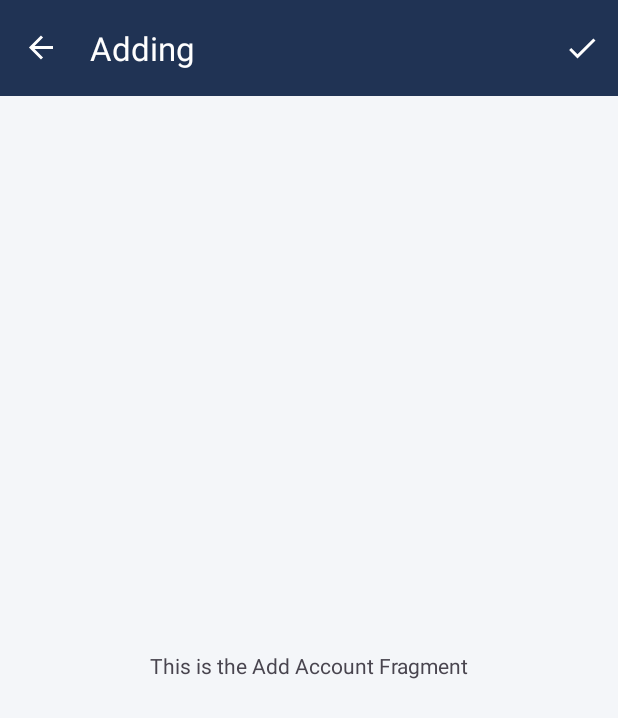
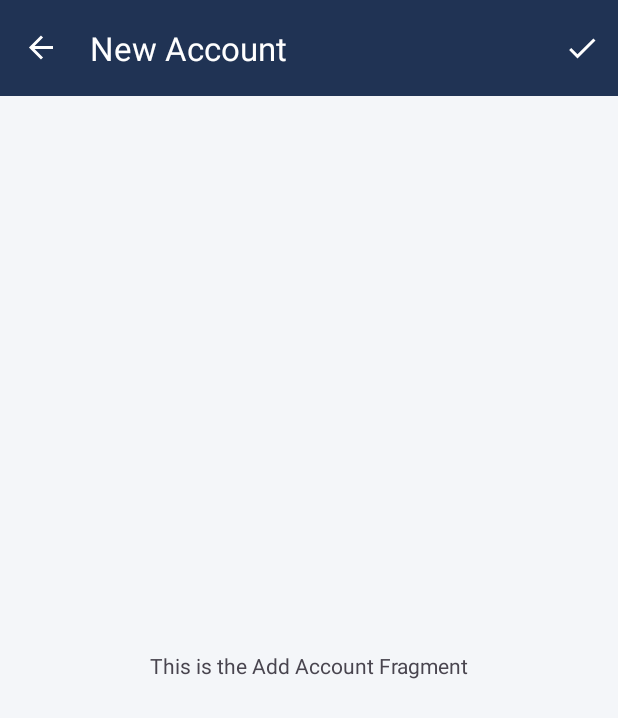
Before and after one commit to jxareas/Xpensor, an Android app: the AddAccountFragment screen opened through its navigation route, on a phone screen of 412 x 824 dp. Shown: the top 718 px of the screen. Run offline under Robolectric (Android 15) with nearby library versions, the phone set to English and light mode, and no system bars; our stand-ins replace Dagger/Hilt's generated code, Room's generated code, navigation-ui.

Commit message:
Refactor Accounts Menu

```diff
--- a/app/src/main/java/com/jxareas/xpensor/ui/accounts/AccountsFragment.kt
+++ b/app/src/main/java/com/jxareas/xpensor/ui/accounts/AccountsFragment.kt
@@ -2,22 +2,18 @@ package com.jxareas.xpensor.ui.accounts
 
 import android.os.Bundle
 import android.view.LayoutInflater
-import android.view.Menu
-import android.view.MenuInflater
-import android.view.MenuItem
 import android.view.View
 import android.view.ViewGroup
 import androidx.core.view.MenuHost
-import androidx.core.view.MenuProvider
 import androidx.fragment.app.Fragment
 import androidx.fragment.app.viewModels
 import androidx.lifecycle.Lifecycle
 import androidx.lifecycle.lifecycleScope
 import androidx.navigation.fragment.findNavController
-import com.jxareas.xpensor.R
 import com.jxareas.xpensor.databinding.FragmentAccountsBinding
 import com.jxareas.xpensor.ui.accounts.adapter.AccountsListAdapter
 import com.jxareas.xpensor.ui.accounts.events.AccountEvent
+import com.jxareas.xpensor.ui.menu.AddAccountMenu
 import dagger.hilt.android.AndroidEntryPoint
 import kotlinx.coroutines.flow.collectLatest
 import javax.inject.Inject
@@ -30,20 +26,6 @@ class AccountsFragment : Fragment() {
         get() = _binding!!
 
     private val viewModel: AccountsViewModel by viewModels()
-
-    private val accountsMenu = object : MenuProvider {
-        override fun onCreateMenu(menu: Menu, menuInflater: MenuInflater) =
-            menuInflater.inflate(R.menu.accounts_menu, menu)
-
-        override fun onMenuItemSelected(menuItem: MenuItem): Boolean =
-            when (menuItem.itemId) {
-                R.id.add_new_account -> {
-                    viewModel.onAddNewAccountButtonClick()
-                    true
-                }
-                else -> false
-            }
-    }
 
 
     @Inject
@@ -85,7 +67,9 @@ class AccountsFragment : Fragment() {
 
     private fun setupMenu() {
         val menuHost: MenuHost = requireActivity()
-        menuHost.addMenuProvider(accountsMenu, viewLifecycleOwner, Lifecycle.State.RESUMED)
+        menuHost.addMenuProvider(AddAccountMenu {
+            viewModel.onAddNewAccountButtonClick()
+        }, viewLifecycleOwner, Lifecycle.State.STARTED)
     }
 
 
--- /dev/null
+++ b/app/src/main/java/com/jxareas/xpensor/ui/menu/AddAccountMenu.kt
@@ -0,0 +1,22 @@
+package com.jxareas.xpensor.ui.menu
+
+import android.view.Menu
+import android.view.MenuInflater
+import android.view.MenuItem
+import androidx.core.view.MenuProvider
+import com.jxareas.xpensor.R
+
+
+class AddAccountMenu(private val onItemClicked: OnToolbarMenuItemClick) : MenuProvider {
+    override fun onCreateMenu(menu: Menu, menuInflater: MenuInflater) =
+        menuInflater.inflate(R.menu.accounts_menu, menu)
+
+    override fun onMenuItemSelected(menuItem: MenuItem): Boolean =
+        when (menuItem.itemId) {
+            R.id.add_new_account -> {
+                onItemClicked()
+                true
+            }
+            else -> false
+        }
+}
--- a/app/src/main/res/navigation/nav_graph.xml
+++ b/app/src/main/res/navigation/nav_graph.xml
@@ -43,7 +43,7 @@
     <fragment
         android:id="@+id/addAccountFragment"
         android:name="com.jxareas.xpensor.ui.accounts.actions.add.AddAccountFragment"
-        android:label="@string/adding"
+        android:label="@string/new_account"
         tools:layout="@layout/fragment_add_account" >
         <action
             android:id="@+id/action_account_add_fragment_to_accounts_fragment"
--- a/app/src/main/res/values/strings.xml
+++ b/app/src/main/res/values/strings.xml
@@ -39,4 +39,6 @@
     <string name="add">"Add "</string>
     <string name="apply">Apply</string>
     <string name="adding">Adding</string>
+    <string name="new_account">New Account</string>
+    <string name="select_date">Select Date</string>
 </resources>
```
Also changed, not shown: app/src/main/java/com/jxareas/xpensor/ui/menu/OnToolbarMenuItemClick.kt (added, +7 -0 lines), app/src/main/res/menu/select_date_menu.xml (added, +11 -0 lines).
